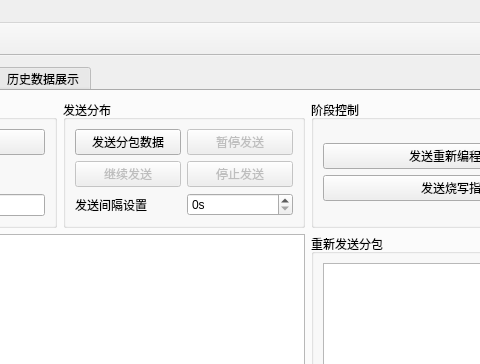
Old version of the form chonggouv0.9/chuankou.ui in the repository ks3356143/serialport-new; both pictures show x 206 to 686 and y 0 to 364 of the 1103 by 838 pixel window.
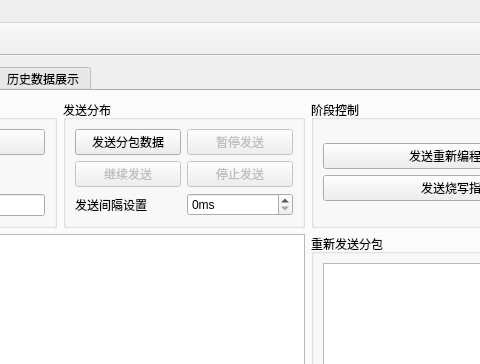
New version of the form. Icons and pictures are not drawn.

```diff
--- a/chonggouv0.9/chuankou.ui
+++ b/chonggouv0.9/chuankou.ui
@@ -803,7 +803,7 @@
            <item row="3" column="1">
             <widget class="QSpinBox" name="spinBox">
              <property name="suffix">
-              <string>s</string>
+              <string>ms</string>
              </property>
              <property name="prefix">
               <string/>
```
